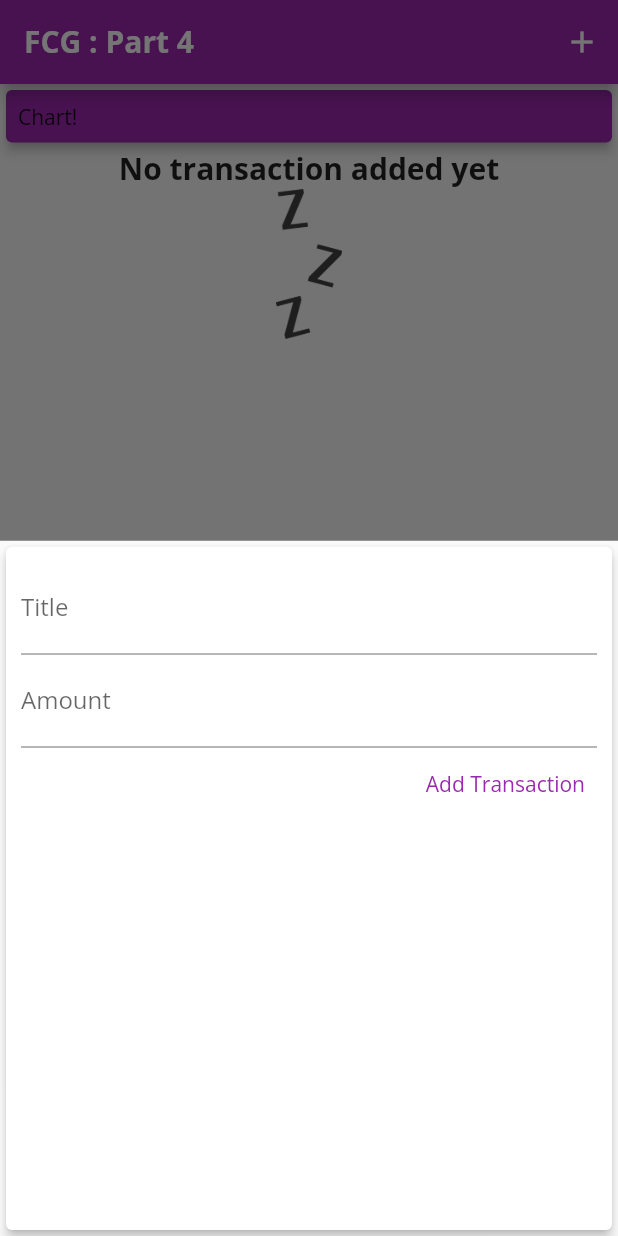
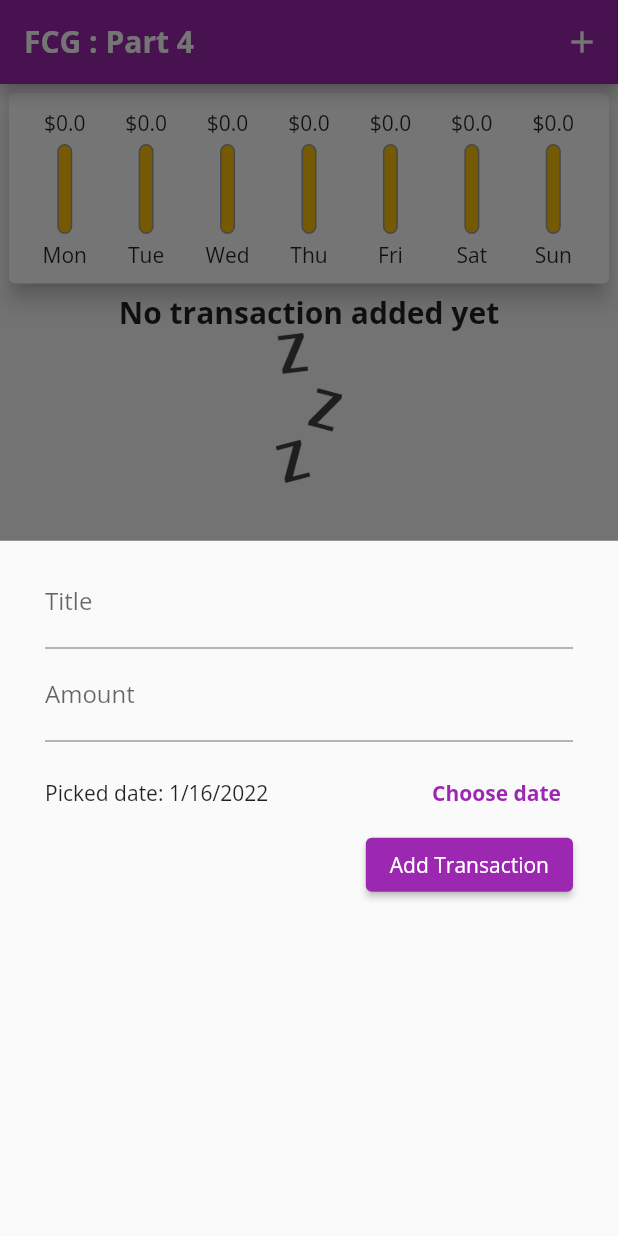
Before and after one commit to ferdvtn/flutter_personal_expenses, a Flutter app: the screen it shows after launch, after a tap on the "add" icon, on a phone screen of 412 x 824 dp. Run offline on Flutter 3.47's test engine with Material 2 defaults, Android fonts, the phone set to English and light mode, and no system bars.

Commit message:
- change list transactions to ListTile - implement DatePicker - impelement Chart

```diff
--- a/lib/main.dart
+++ b/lib/main.dart
@@ -1,7 +1,8 @@
 import 'package:flutter/material.dart';
-import './models/transaction.dart';
 import './widgets/transaction_new.dart';
 import './widgets/transaction_list.dart';
+import './widgets/chart.dart';
+import './models/transaction.dart';
 
 void main() {
   runApp(const MyApp());
@@ -18,7 +19,7 @@ class MyApp extends StatelessWidget {
         brightness: Brightness.light,
         fontFamily: 'OpenSans',
         primarySwatch: Colors.purple,
-        accentColor: Colors.blue, // ignore: deprecated_member_use
+        accentColor: Colors.amber, // ignore: deprecated_member_use
         textTheme: const TextTheme(
           headline6: TextStyle(fontWeight: FontWeight.bold),
         ),
@@ -71,12 +72,22 @@ class _MyHomePageState extends State<MyHomePage> {
     // ),
   ];
 
-  void _addNewTransaction(String txTitle, double txAmount) {
+  List<Transaction> get _recentTransactions {
+    return _userTransactions.where((usrTx) {
+      return usrTx.date.isAfter(
+        DateTime.now().subtract(
+          const Duration(days: 7),
+        ),
+      );
+    }).toList();
+  }
+
+  void _addNewTransaction(String txTitle, double txAmount, DateTime txDate) {
     final newTx = Transaction(
       id: DateTime.now().toString(),
       title: txTitle,
       amount: txAmount,
-      date: DateTime.now(),
+      date: txDate,
     );
 
     setState(() {
@@ -121,21 +132,7 @@ class _MyHomePageState extends State<MyHomePage> {
           // mainAxisAlignment: MainAxisAlignment.start,
           // crossAxisAlignment: CrossAxisAlignment.start,
           children: [
-            // Chart
-            Container(
-              margin: const EdgeInsets.all(0),
-              padding: const EdgeInsets.all(0),
-              height: null,
-              width: double.infinity,
-              child: Card(
-                color: Theme.of(context).primaryColor,
-                elevation: 3,
-                child: const Padding(
-                  padding: EdgeInsets.all(8.0),
-                  child: Text('Chart!'),
-                ),
-              ),
-            ),
+            Chart(_recentTransactions),
             TransactionList(_userTransactions),
           ],
         ),
--- /dev/null
+++ b/lib/widgets/chart.dart
@@ -0,0 +1,70 @@
+import 'package:flutter/material.dart';
+import 'package:intl/intl.dart';
+
+import './chart_bar.dart';
+import '../models/transaction.dart';
+
+class Chart extends StatelessWidget {
+  const Chart(this.recentTransactions, {Key? key}) : super(key: key);
+
+  final List<Transaction> recentTransactions;
+
+  // get transaction last 7 days
+  List<Map<String, Object>> get groupedTransactionValues {
+    return List.generate(7, (index) {
+      var weekDay = DateTime.now().subtract(
+        Duration(days: index),
+      );
+
+      var totalSum = 0.0;
+
+      for (var i = 0; i < recentTransactions.length; i++) {
+        if (recentTransactions[i].date.day == weekDay.day &&
+            recentTransactions[i].date.month == weekDay.month &&
+            recentTransactions[i].date.year == weekDay.year) {
+          totalSum += recentTransactions[i].amount;
+        }
+      }
+
+      return {
+        'day': DateFormat.E().format(weekDay),
+        'amount': totalSum,
+      };
+    }).reversed.toList();
+  }
+
+  // get total spending last 7 days
+  double get totalSpending {
+    return groupedTransactionValues.fold(0.0, (previousValue, element) {
+      return previousValue + (element['amount'] as double);
+    });
+  }
+
+  @override
+  Widget build(BuildContext context) {
+    return Card(
+      elevation: 6,
+      margin: EdgeInsets.all(6),
+      child: Padding(
+        padding: const EdgeInsets.all(10.0),
+        child: Row(
+          mainAxisAlignment: MainAxisAlignment.spaceEvenly,
+          children: groupedTransactionValues.map(
+            (each) {
+              return Flexible(
+                fit: FlexFit.tight,
+                child: ChartBar(
+                  each['day'] as String,
+                  each['amount'] as double,
+                  totalSpending == 0.0
+                      ? 0.0
+                      : (each['amount'] as double) / totalSpending,
+                ),
+              );
+            },
+          ).toList(),
+        ),
+      ),
+    );
+  }
+}
--- /dev/null
+++ b/lib/widgets/chart_bar.dart
@@ -0,0 +1,55 @@
+import 'package:flutter/material.dart';
+
+class ChartBar extends StatelessWidget {
+  const ChartBar(this.label, this.spendAmount, this.spendPctOfTotal, {Key? key})
+      : super(key: key);
+
+  final String label;
+  final double spendAmount;
+  final double spendPctOfTotal;
+
+  @override
+  Widget build(BuildContext context) {
+    return Column(
+      children: [
+        Container(
+          height: 20,
+          child: FittedBox(
+            fit: BoxFit.scaleDown,
+            child: Text('\$${spendAmount.toStringAsFixed(1)}'),
+          ),
+        ),
+        SizedBox(height: 4),
+        Container(
+          height: 60,
+          width: 10,
+          child: Stack(
+            children: [
+              Container(
+                decoration: BoxDecoration(
+                  color: Colors.amber,
+                  border: Border.all(
+                    color: Colors.grey,
+                    width: 1.0,
+                  ),
+                  borderRadius: BorderRadius.circular(5),
+                ),
+              ),
+              FractionallySizedBox(
+                heightFactor: spendPctOfTotal,
+                child: Container(
+                  decoration: BoxDecoration(
+                    color: Theme.of(context).primaryColor,
+                    borderRadius: BorderRadius.circular(5),
+                  ),
+                ),
+              ),
+            ],
+          ),
+        ),
+        SizedBox(height: 4),
+        Text(label),
+      ],
+    );
+  }
+}
--- a/lib/widgets/transaction_new.dart
+++ b/lib/widgets/transaction_new.dart
@@ -1,4 +1,5 @@
 import 'package:flutter/material.dart';
+import 'package:intl/intl.dart';
 
 class TransactionNew extends StatefulWidget {
   const TransactionNew(this.submitHandler, {Key? key}) : super(key: key);
@@ -10,50 +11,76 @@ class TransactionNew extends StatefulWidget {
 }
 
 class _TransactionNewState extends State<TransactionNew> {
-  final titleController = TextEditingController();
-  final amountController = TextEditingController();
+  final _titleController = TextEditingController();
+  final _amountController = TextEditingController();
+  DateTime _selectedDate = DateTime.now();
 
-  void submitTransaction() {
-    final titleText = titleController.text;
-    final amountText = double.parse(amountController.text);
+  void _submitTransaction() {
+    final titleText = _titleController.text;
+    final amountText = double.parse(_amountController.text);
 
     if (titleText.isEmpty && amountText <= 0) {
       return;
     }
 
-    widget.submitHandler(titleText, amountText);
+    widget.submitHandler(titleText, amountText, _selectedDate);
     // Navigator.of(context).pop();
     Navigator.pop(context);
   }
 
   @override
   Widget build(BuildContext context) {
-    return Card(
-      elevation: 3,
-      child: Padding(
-        padding: const EdgeInsets.all(10),
+    return Padding(
+      padding: const EdgeInsets.symmetric(vertical: 10, horizontal: 30),
       child: Column(
         crossAxisAlignment: CrossAxisAlignment.end,
         children: [
           TextField(
             decoration: const InputDecoration(labelText: 'Title'),
-              controller: titleController,
-              onSubmitted: (_) => submitTransaction(),
+            controller: _titleController,
+            onSubmitted: (_) {},
           ),
           TextField(
             decoration: const InputDecoration(labelText: 'Amount'),
-              controller: amountController,
-              keyboardType:
-                  const TextInputType.numberWithOptions(decimal: true),
-              onSubmitted: (_) => submitTransaction(),
+            controller: _amountController,
+            keyboardType: const TextInputType.numberWithOptions(decimal: true),
+            onSubmitted: (_) {},
+          ),
+          const SizedBox(height: 10),
+          Row(
+            children: [
+              Expanded(
+                child: Text(
+                  'Picked date: ${DateFormat.yMd().format(_selectedDate)}',
+                ),
               ),
               TextButton(
-              onPressed: () => submitTransaction(),
+                onPressed: () {
+                  showDatePicker(
+                    context: context,
+                    initialDate: _selectedDate,
+                    firstDate: DateTime(2020),
+                    lastDate: DateTime.now(),
+                  ).then(
+                    (value) {
+                      if (value == null) return;
+                      setState(() => _selectedDate = value);
+                    },
+                  );
+                },
+                child: const Text(
+                  'Choose date',
+                  style: TextStyle(fontWeight: FontWeight.bold),
+                ),
+              )
+            ],
+          ),
+          ElevatedButton(
+            onPressed: () => _submitTransaction(),
             child: const Text('Add Transaction'),
           )
         ],
       ),
-      ),
     );
   }
 }
```
Also changed, not shown: lib/playground/flexible.dart (added, +42 -0 lines), lib/widgets/transaction_list.dart (+16 -48 lines). Lines whose indentation alone changed are shown as unchanged.
